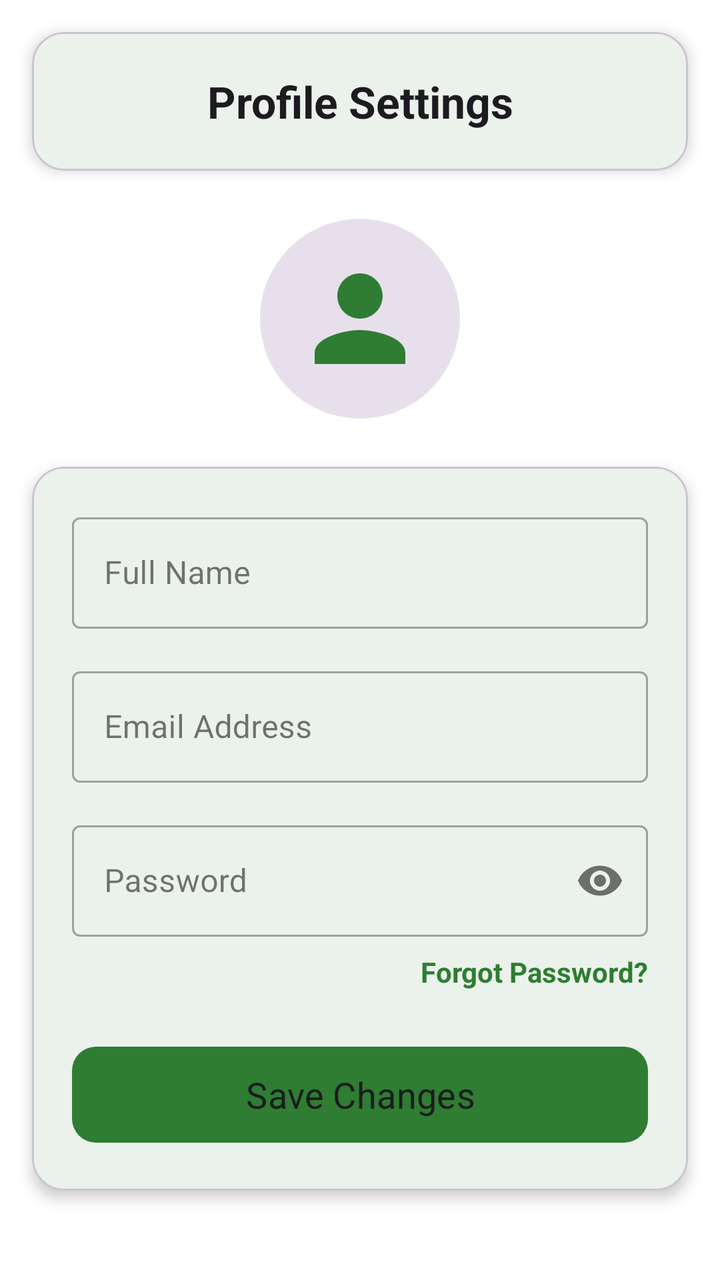
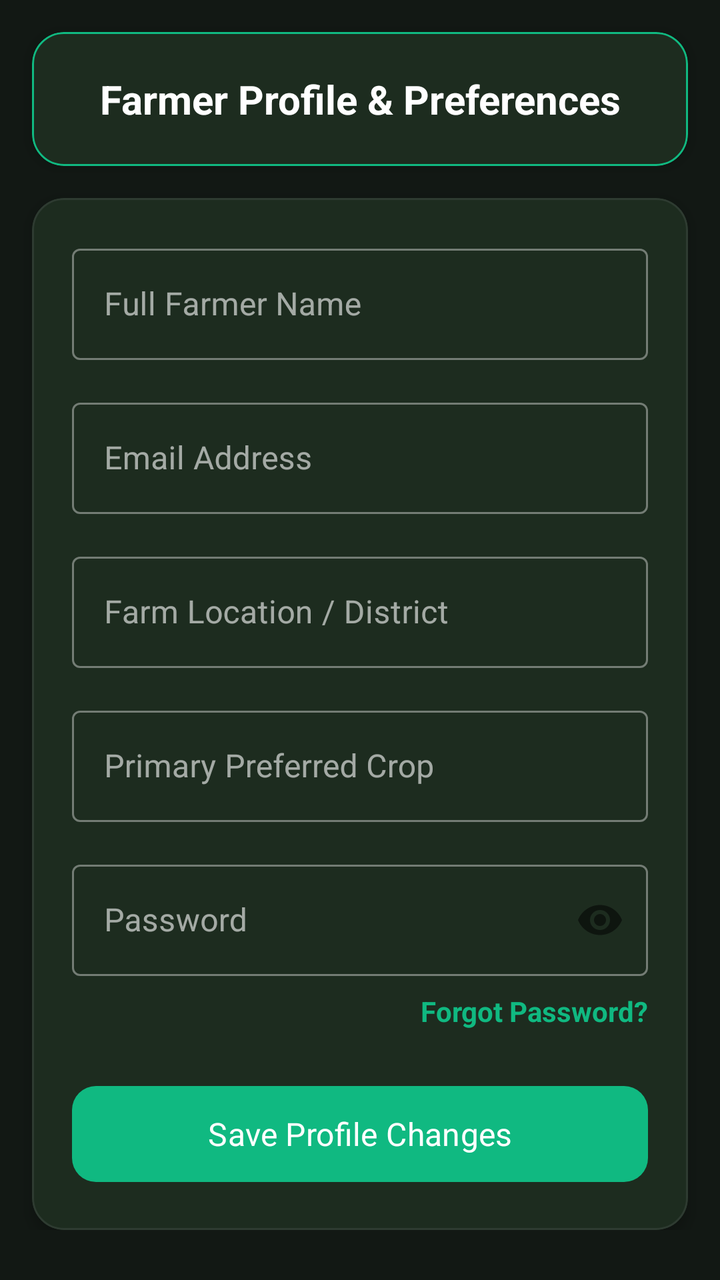

Two renders of the same Android screen: before a commit and after it. Below are the layout's source before the change and the commit's diff.
<!-- AndroidManifest.xml: application theme Theme.SmartAgriculture -->
<!-- res/layout/fragment_profile.xml -->
<androidx.core.widget.NestedScrollView xmlns:android="http://schemas.android.com/apk/res/android"
    xmlns:app="http://schemas.android.com/apk/res-auto"
    android:layout_width="match_parent"
    android:layout_height="match_parent"
    android:fillViewport="true"
    android:background="?attr/colorSurface">

    <androidx.constraintlayout.widget.ConstraintLayout
        android:layout_width="match_parent"
        android:layout_height="wrap_content"
        android:paddingBottom="24dp">

        <com.google.android.material.card.MaterialCardView
            android:id="@+id/cvHeader"
            android:layout_width="match_parent"
            android:layout_height="wrap_content"
            android:layout_margin="16dp"
            app:cardBackgroundColor="?attr/colorSurface"
            app:cardCornerRadius="16dp"
            app:cardElevation="4dp"
            app:layout_constraintTop_toTopOf="parent">

            <TextView
                android:id="@+id/tvTitle"
                android:layout_width="match_parent"
                android:layout_height="wrap_content"
                android:padding="20dp"
                android:text="Profile Settings"
                android:textColor="?attr/colorOnSurface"
                android:textSize="22sp"
                android:textStyle="bold"
                android:gravity="center"/>
        </com.google.android.material.card.MaterialCardView>

        <ImageView
            android:id="@+id/ivProfile"
            android:layout_width="100dp"
            android:layout_height="100dp"
            android:src="@drawable/baseline_person_24"
            app:tint="?attr/colorPrimary"
            android:background="@drawable/rounded_button"
            android:backgroundTint="?attr/colorSurfaceVariant"
            android:padding="16dp"
            android:layout_marginTop="24dp"
            app:layout_constraintTop_toBottomOf="@id/cvHeader"
            app:layout_constraintStart_toStartOf="parent"
            app:layout_constraintEnd_toEndOf="parent"/>

        <com.google.android.material.card.MaterialCardView
            android:id="@+id/cardInput"
            android:layout_width="match_parent"
            android:layout_height="wrap_content"
            android:layout_marginHorizontal="16dp"
            android:layout_marginTop="24dp"
            app:cardBackgroundColor="?attr/colorSurface"
            app:cardCornerRadius="16dp"
            app:cardElevation="4dp"
            app:layout_constraintTop_toBottomOf="@id/ivProfile">

            <LinearLayout
                android:layout_width="match_parent"
                android:layout_height="wrap_content"
                android:orientation="vertical"
                android:padding="20dp">

                <com.google.android.material.textfield.TextInputLayout
                    android:layout_width="match_parent"
                    android:layout_height="wrap_content"
                    android:hint="Full Name"
                    style="@style/Widget.MaterialComponents.TextInputLayout.OutlinedBox"
                    android:layout_marginBottom="16dp">

                    <com.google.android.material.textfield.TextInputEditText
                        android:id="@+id/etProfileName"
                        android:layout_width="match_parent"
                        android:layout_height="wrap_content"
                        android:inputType="textPersonName" />
                </com.google.android.material.textfield.TextInputLayout>

                <com.google.android.material.textfield.TextInputLayout
                    android:layout_width="match_parent"
                    android:layout_height="wrap_content"
                    android:hint="Email Address"
                    style="@style/Widget.MaterialComponents.TextInputLayout.OutlinedBox"
                    android:layout_marginBottom="16dp">

                    <com.google.android.material.textfield.TextInputEditText
                        android:id="@+id/etProfileEmail"
                        android:layout_width="match_parent"
                        android:layout_height="wrap_content"
                        android:inputType="textEmailAddress" />
                </com.google.android.material.textfield.TextInputLayout>

                <com.google.android.material.textfield.TextInputLayout
                    android:layout_width="match_parent"
                    android:layout_height="wrap_content"
                    android:hint="Password"
                    app:passwordToggleEnabled="true"
                    style="@style/Widget.MaterialComponents.TextInputLayout.OutlinedBox"
                    android:layout_marginBottom="8dp">

                    <com.google.android.material.textfield.TextInputEditText
                        android:id="@+id/etProfilePassword"
                        android:layout_width="match_parent"
                        android:layout_height="wrap_content"
                        android:inputType="textPassword" />
                </com.google.android.material.textfield.TextInputLayout>
                
                <TextView
                    android:id="@+id/tvForgotPassword"
                    android:layout_width="wrap_content"
                    android:layout_height="wrap_content"
                    android:text="Forgot Password?"
                    android:textColor="?attr/colorPrimary"
                    android:textStyle="bold"
                    android:layout_gravity="end"
                    android:layout_marginBottom="24dp"/>

                <com.google.android.material.button.MaterialButton
                    android:id="@+id/btnSaveProfile"
                    android:layout_width="match_parent"
                    android:layout_height="56dp"
                    android:text="Save Changes"
                    android:textColor="?attr/colorOnSurface"
                    android:textSize="18sp"
                    android:textAllCaps="false"
                    app:backgroundTint="?attr/colorPrimary"
                    app:cornerRadius="12dp" />

            </LinearLayout>
        </com.google.android.material.card.MaterialCardView>

    </androidx.constraintlayout.widget.ConstraintLayout>
</androidx.core.widget.NestedScrollView>
<!-- resources referenced by this layout -->
<resources>
  <!-- drawable baseline_person_24 (drawable) -->
  <vector xmlns:android="http://schemas.android.com/apk/res/android"
      android:width="24dp"
      android:height="24dp"
      android:viewportWidth="24"
      android:viewportHeight="24">
    <path
        android:fillColor="#FF000000"
        android:pathData="M12,12c2.21,0 4,-1.79 4,-4s-1.79,-4 -4,-4 -4,1.79 -4,4 1.79,4 4,4zM12,14c-2.67,0 -8,1.34 -8,4v2h16v-2c0,-2.66 -5.33,-4 -8,-4z"/>
  </vector>
  <!-- drawable rounded_button (drawable) -->
  <?xml version="1.0" encoding="utf-8"?>
  <shape xmlns:android="http://schemas.android.com/apk/res/android"
      android:shape="rectangle">
      <solid android:color="#FFFFFF"/>
      <corners android:radius="50dp"/>
  </shape>
  <style name="Theme.SmartAgriculture" parent="Base.Theme.SmartAgriculture" />
  <style name="Base.Theme.SmartAgriculture" parent="Theme.Material3.DayNight.NoActionBar">
          
          <item name="colorPrimary">@color/colorPrimary</item>
          <item name="colorPrimaryVariant">@color/colorPrimaryVariant</item>
          <item name="colorOnPrimary">@color/colorOnPrimary</item>
          
          
          <item name="colorSecondary">@color/colorSecondary</item>
          <item name="colorSecondaryVariant">@color/colorSecondaryVariant</item>
          <item name="colorOnSecondary">@color/colorOnSecondary</item>
          
          
          <item name="android:colorBackground">@color/colorBackground</item>
          <item name="colorSurface">@color/colorSurface</item>
          
          
          <item name="fontFamily">sans-serif</item>
      </style>
  <color name="colorPrimary">#2E7D32</color>
  <color name="colorPrimaryVariant">#1B5E20</color>
  <color name="colorOnPrimary">#FFFFFF</color>
  <color name="colorSecondary">#81C784</color>
  <color name="colorSecondaryVariant">#66BB6A</color>
  <color name="colorOnSecondary">#000000</color>
  <color name="colorBackground">#F5F5F5</color>
  <color name="colorSurface">#FFFFFF</color>
</resources>

<!-- the commit's change to res/layout/fragment_profile.xml (unified diff, before → after) -->
@@ -1,23 +1,26 @@
+<?xml version="1.0" encoding="utf-8"?>
 <androidx.core.widget.NestedScrollView xmlns:android="http://schemas.android.com/apk/res/android"
     xmlns:app="http://schemas.android.com/apk/res-auto"
     android:layout_width="match_parent"
     android:layout_height="match_parent"
     android:fillViewport="true"
-    android:background="?attr/colorSurface">
+    android:background="#121814">
 
     <androidx.constraintlayout.widget.ConstraintLayout
         android:layout_width="match_parent"
         android:layout_height="wrap_content"
-        android:paddingBottom="24dp">
+        android:paddingBottom="40dp">
 
         <com.google.android.material.card.MaterialCardView
             android:id="@+id/cvHeader"
             android:layout_width="match_parent"
             android:layout_height="wrap_content"
             android:layout_margin="16dp"
-            app:cardBackgroundColor="?attr/colorSurface"
+            app:cardBackgroundColor="#1C241E"
             app:cardCornerRadius="16dp"
             app:cardElevation="4dp"
+            app:strokeColor="#10B981"
+            app:strokeWidth="1dp"
             app:layout_constraintTop_toTopOf="parent">
 
             <TextView
@@ -25,37 +28,25 @@
                 android:layout_width="match_parent"
                 android:layout_height="wrap_content"
                 android:padding="20dp"
-                android:text="Profile Settings"
-                android:textColor="?attr/colorOnSurface"
-                android:textSize="22sp"
+                android:text="Farmer Profile &amp; Preferences"
+                android:textColor="#FFFFFF"
+                android:textSize="20sp"
                 android:textStyle="bold"
                 android:gravity="center"/>
         </com.google.android.material.card.MaterialCardView>
-
-        <ImageView
-            android:id="@+id/ivProfile"
-            android:layout_width="100dp"
-            android:layout_height="100dp"
-            android:src="@drawable/baseline_person_24"
-            app:tint="?attr/colorPrimary"
-            android:background="@drawable/rounded_button"
-            android:backgroundTint="?attr/colorSurfaceVariant"
-            android:padding="16dp"
-            android:layout_marginTop="24dp"
-            app:layout_constraintTop_toBottomOf="@id/cvHeader"
-            app:layout_constraintStart_toStartOf="parent"
-            app:layout_constraintEnd_toEndOf="parent"/>
 
         <com.google.android.material.card.MaterialCardView
             android:id="@+id/cardInput"
             android:layout_width="match_parent"
             android:layout_height="wrap_content"
             android:layout_marginHorizontal="16dp"
-            android:layout_marginTop="24dp"
-            app:cardBackgroundColor="?attr/colorSurface"
+            android:layout_marginTop="16dp"
+            app:cardBackgroundColor="#1C241E"
             app:cardCornerRadius="16dp"
             app:cardElevation="4dp"
-            app:layout_constraintTop_toBottomOf="@id/ivProfile">
+            app:strokeColor="#2E3B31"
+            app:strokeWidth="1dp"
+            app:layout_constraintTop_toBottomOf="@id/cvHeader">
 
             <LinearLayout
                 android:layout_width="match_parent"
@@ -66,7 +57,8 @@
                 <com.google.android.material.textfield.TextInputLayout
                     android:layout_width="match_parent"
                     android:layout_height="wrap_content"
-                    android:hint="Full Name"
+                    android:hint="Full Farmer Name"
+                    app:hintTextColor="#10B981"
                     style="@style/Widget.MaterialComponents.TextInputLayout.OutlinedBox"
                     android:layout_marginBottom="16dp">
 
@@ -74,6 +66,7 @@
                         android:id="@+id/etProfileName"
                         android:layout_width="match_parent"
                         android:layout_height="wrap_content"
+                        android:textColor="#FFFFFF"
                         android:inputType="textPersonName" />
                 </com.google.android.material.textfield.TextInputLayout>
 
@@ -81,6 +74,7 @@
                     android:layout_width="match_parent"
                     android:layout_height="wrap_content"
                     android:hint="Email Address"
+                    app:hintTextColor="#10B981"
                     style="@style/Widget.MaterialComponents.TextInputLayout.OutlinedBox"
                     android:layout_marginBottom="16dp">
 
@@ -88,13 +82,47 @@
                         android:id="@+id/etProfileEmail"
                         android:layout_width="match_parent"
                         android:layout_height="wrap_content"
+                        android:textColor="#FFFFFF"
                         android:inputType="textEmailAddress" />
                 </com.google.android.material.textfield.TextInputLayout>
 
                 <com.google.android.material.textfield.TextInputLayout
                     android:layout_width="match_parent"
                     android:layout_height="wrap_content"
+                    android:hint="Farm Location / District"
+                    app:hintTextColor="#10B981"
+                    style="@style/Widget.MaterialComponents.TextInputLayout.OutlinedBox"
+                    android:layout_marginBottom="16dp">
+
+                    <com.google.android.material.textfield.TextInputEditText
+                        android:id="@+id/etProfileLocation"
+                        android:layout_width="match_parent"
+                        android:layout_height="wrap_content"
+                        android:textColor="#FFFFFF"
+                        android:inputType="text" />
+                </com.google.android.material.textfield.TextInputLayout>
+
+                <com.google.android.material.textfield.TextInputLayout
+                    android:layout_width="match_parent"
+                    android:layout_height="wrap_content"
+                    android:hint="Primary Preferred Crop"
+                    app:hintTextColor="#10B981"
+                    style="@style/Widget.MaterialComponents.TextInputLayout.OutlinedBox"
+                    android:layout_marginBottom="16dp">
+
+                    <com.google.android.material.textfield.TextInputEditText
+                        android:id="@+id/etProfileCrop"
+                        android:layout_width="match_parent"
+                        android:layout_height="wrap_content"
+                        android:textColor="#FFFFFF"
+                        android:inputType="text" />
+                </com.google.android.material.textfield.TextInputLayout>
+
+                <com.google.android.material.textfield.TextInputLayout
+                    android:layout_width="match_parent"
+                    android:layout_height="wrap_content"
                     android:hint="Password"
+                    app:hintTextColor="#10B981"
                     app:passwordToggleEnabled="true"
                     style="@style/Widget.MaterialComponents.TextInputLayout.OutlinedBox"
                     android:layout_marginBottom="8dp">
@@ -103,6 +131,7 @@
                         android:id="@+id/etProfilePassword"
                         android:layout_width="match_parent"
                         android:layout_height="wrap_content"
+                        android:textColor="#FFFFFF"
                         android:inputType="textPassword" />
                 </com.google.android.material.textfield.TextInputLayout>
                 
@@ -111,7 +140,7 @@
                     android:layout_width="wrap_content"
                     android:layout_height="wrap_content"
                     android:text="Forgot Password?"
-                    android:textColor="?attr/colorPrimary"
+                    android:textColor="#10B981"
                     android:textStyle="bold"
                     android:layout_gravity="end"
                     android:layout_marginBottom="24dp"/>
@@ -120,11 +149,11 @@
                     android:id="@+id/btnSaveProfile"
                     android:layout_width="match_parent"
                     android:layout_height="56dp"
-                    android:text="Save Changes"
-                    android:textColor="?attr/colorOnSurface"
-                    android:textSize="18sp"
+                    android:text="Save Profile Changes"
+                    android:textColor="#FFFFFF"
+                    android:textSize="16sp"
                     android:textAllCaps="false"
-                    app:backgroundTint="?attr/colorPrimary"
+                    app:backgroundTint="#10B981"
                     app:cornerRadius="12dp" />
 
             </LinearLayout>
<!-- resource entries referenced after the edit -->
@@ -1,22 +1,5 @@
 <!-- resources referenced by this layout -->
 <resources>
-  <!-- drawable baseline_person_24 (drawable) -->
-  <vector xmlns:android="http://schemas.android.com/apk/res/android"
-      android:width="24dp"
-      android:height="24dp"
-      android:viewportWidth="24"
-      android:viewportHeight="24">
-    <path
-        android:fillColor="#FF000000"
-        android:pathData="M12,12c2.21,0 4,-1.79 4,-4s-1.79,-4 -4,-4 -4,1.79 -4,4 1.79,4 4,4zM12,14c-2.67,0 -8,1.34 -8,4v2h16v-2c0,-2.66 -5.33,-4 -8,-4z"/>
-  </vector>
-  <!-- drawable rounded_button (drawable) -->
-  <?xml version="1.0" encoding="utf-8"?>
-  <shape xmlns:android="http://schemas.android.com/apk/res/android"
-      android:shape="rectangle">
-      <solid android:color="#FFFFFF"/>
-      <corners android:radius="50dp"/>
-  </shape>
   <style name="Theme.SmartAgriculture" parent="Base.Theme.SmartAgriculture" />
   <style name="Base.Theme.SmartAgriculture" parent="Theme.Material3.DayNight.NoActionBar">
           
@@ -30,8 +13,11 @@
           <item name="colorOnSecondary">@color/colorOnSecondary</item>
           
           
-          <item name="android:colorBackground">@color/colorBackground</item>
-          <item name="colorSurface">@color/colorSurface</item>
+          <item name="android:colorBackground">#121814</item>
+          <item name="colorSurface">#1C241E</item>
+          <item name="colorSurfaceVariant">#242E27</item>
+          <item name="colorOnSurface">#FFFFFF</item>
+          <item name="colorOnSurfaceVariant">#9CA3AF</item>
           
           
           <item name="fontFamily">sans-serif</item>
@@ -42,7 +28,5 @@
   <color name="colorSecondary">#81C784</color>
   <color name="colorSecondaryVariant">#66BB6A</color>
   <color name="colorOnSecondary">#000000</color>
-  <color name="colorBackground">#F5F5F5</color>
-  <color name="colorSurface">#FFFFFF</color>
 </resources>
 
